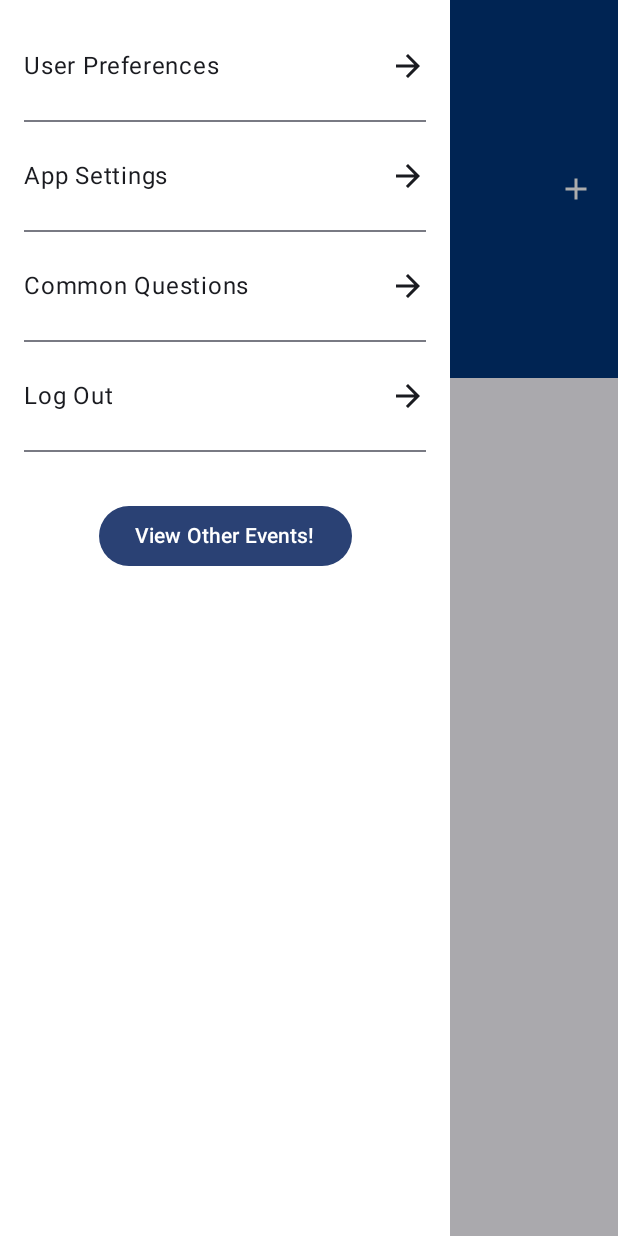
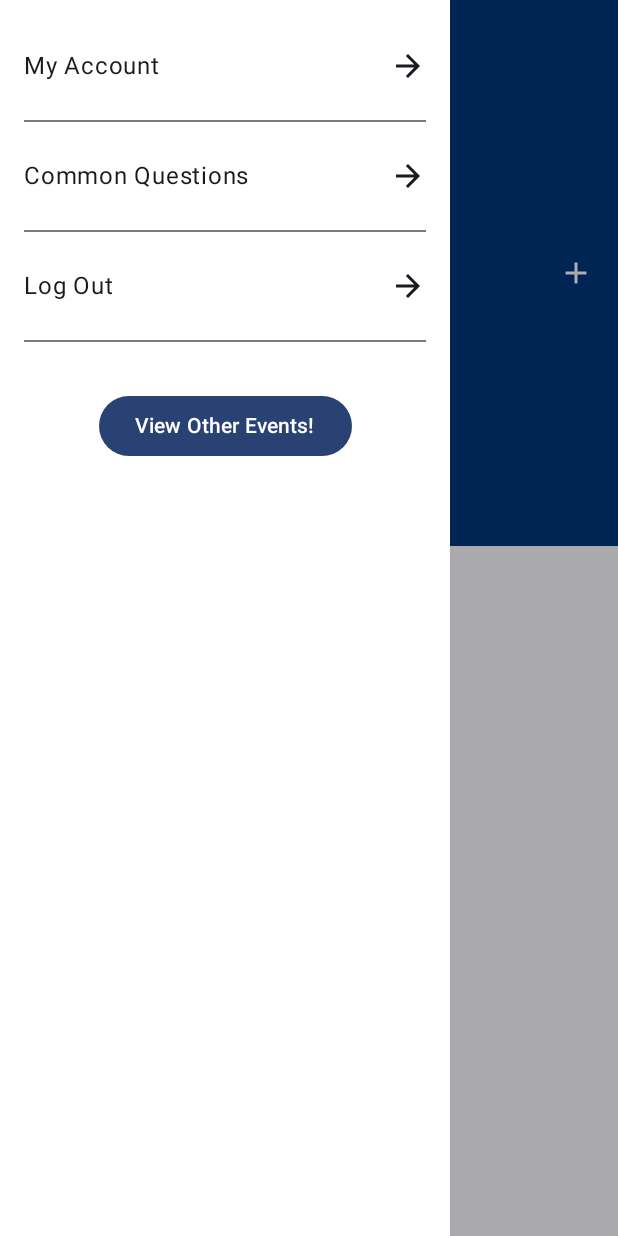
Before and after one commit to fred-e-209/ExploreCity, an Android app built with Jetpack Compose: the HostActivity screen opened through its navigation route, after a tap on "Profile", on a phone screen of 412 x 824 dp. Run offline under Robolectric (Android 15) with nearby library versions, the phone set to English and light mode, and no system bars; our stand-ins replace livedata-compose; network calls fail.

Commit message:
Misc Fixes round 1

```diff
--- a/app/src/main/java/com/example/explorecity/HostActivity.kt
+++ b/app/src/main/java/com/example/explorecity/HostActivity.kt
@@ -80,8 +80,7 @@ fun HostActivity (navController: NavController, viewModel: ApiViewModel) {
                 ) {
                     // List of clickable text items
                     val items = mapOf(
-                        "User Preferences" to "prefs",
-                        "App Settings" to "settings",
+                        "My Account" to "account",
                         "Common Questions" to "questions",
                         "Log Out" to "login"
                     )
@@ -109,9 +108,9 @@ fun HostActivity (navController: NavController, viewModel: ApiViewModel) {
                         title = {
                             Box (modifier = Modifier.fillMaxWidth()){
                                 Text(
-                                    "My Events",
-                                    fontWeight = FontWeight.ExtraBold,
-                                    color = Color.White
+                                    text = "Hosted Events",
+                                    fontWeight = FontWeight.Bold,
+                                    color = Color.Red
                                 )
                             }
                         },
--- a/app/src/main/java/com/example/explorecity/LoginActivity.kt
+++ b/app/src/main/java/com/example/explorecity/LoginActivity.kt
@@ -88,7 +88,7 @@ fun LoginActivity(navController: NavController, apiVM: ApiViewModel) {
         // Username/Email TextField
         OutlinedTextField(
             value = username, // bind to a state
-            label = { Text("Username/Email") },
+            label = { Text("Username") },
             onValueChange = {text->
                 username = text
             }, // update the state
@@ -176,22 +176,6 @@ fun LoginActivity(navController: NavController, apiVM: ApiViewModel) {
             Spacer(modifier = Modifier.weight(1f))  // This takes up one-third of the width
         }
 
-        Spacer(modifier = Modifier.height(16.dp))
-
-        Row(
-            modifier = Modifier.fillMaxWidth(),
-            horizontalArrangement = Arrangement.SpaceBetween
-        ) {
-            Spacer(modifier = Modifier.weight(1f))  // This takes up one-third of the width
-            // Create Account Button
-            Button(onClick = {
-                navController.navigate("home")
-            }, modifier = Modifier.weight(10f))
-            {
-                Text(text = "Continue as Guest (Debug")
-            }
-            Spacer(modifier = Modifier.weight(1f))  // This takes up one-third of the width
-        }
     }
     toastMessage?.let { message ->
         DisplayToast(message = message)
--- a/app/src/main/java/com/example/explorecity/SearchActivity.kt
+++ b/app/src/main/java/com/example/explorecity/SearchActivity.kt
@@ -15,9 +15,11 @@ import androidx.compose.foundation.layout.padding
 import androidx.compose.foundation.layout.width
 import androidx.compose.foundation.lazy.LazyColumn
 import androidx.compose.foundation.lazy.items
+import androidx.compose.foundation.rememberScrollState
 import androidx.compose.foundation.shape.RoundedCornerShape
 import androidx.compose.foundation.text.KeyboardActions
 import androidx.compose.foundation.text.KeyboardOptions
+import androidx.compose.foundation.verticalScroll
 import androidx.compose.material.icons.Icons
 import androidx.compose.material.icons.filled.Search
 import androidx.compose.material3.Button
@@ -105,6 +107,7 @@ fun SearchActivity(navController: NavController) {
                             modifier = Modifier
                                 .fillMaxHeight()
                                 .padding(16.dp)
+                                .verticalScroll(rememberScrollState())
                         ) {
                             Spacer(modifier = Modifier.height(16.dp))
 
```
Also changed, not shown: app/src/main/java/com/example/explorecity/DetailsActivity.kt (+13 -13 lines), app/src/main/java/com/example/explorecity/ExploreActivity.kt (+4 -3 lines), app/src/main/java/com/example/explorecity/MyEventsActivity.kt (+18 -6 lines), app/src/main/java/com/example/explorecity/ProfileDetails.kt (+5 -5 lines).
